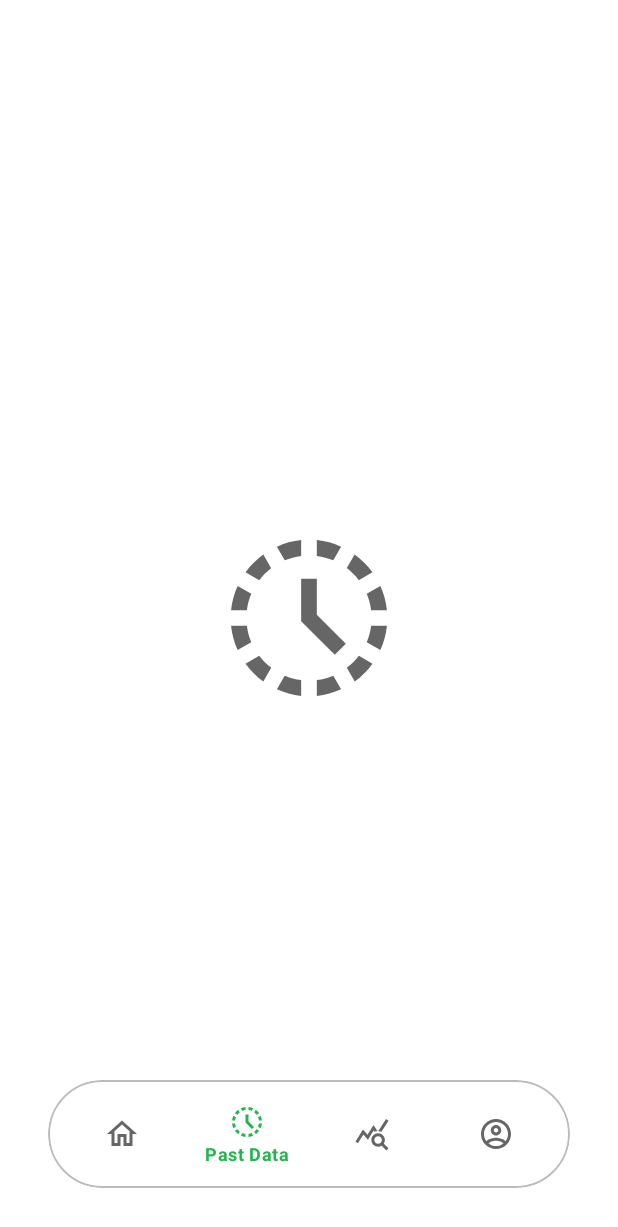
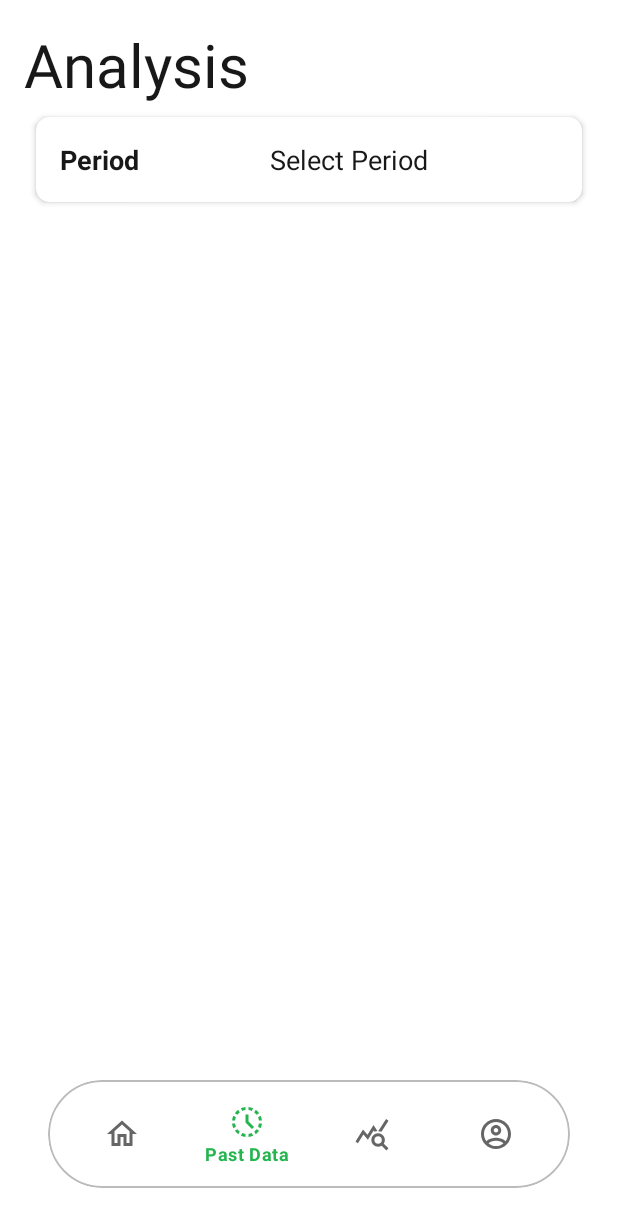
Before and after one commit to elliotAlex279/thon4, an Android app: the screen it shows after launch (MainActivity), item 2 of the bottom bar chosen, on a phone screen of 412 x 824 dp. Shown: the top 1227 px of the screen. Run offline under Robolectric (Android 15) with nearby library versions, the phone set to English and light mode, and no system bars; our stand-ins replace Picasso, Volley; libraries missing offline, so code that uses them is left out: lecho.lib.hellocharts; network calls fail; pictures from the network do not load.

Commit message:
New Update j

```diff
--- a/app/build.gradle
+++ b/app/build.gradle
@@ -32,6 +32,8 @@ android {
 
 }
 
+
+
 dependencies {
     implementation 'androidx.core:core-ktx:1.5.0'
     implementation 'androidx.appcompat:appcompat:1.3.0'
@@ -41,8 +43,8 @@ dependencies {
     implementation 'com.github.lecho:hellocharts-library:1.5.8@aar'
     implementation 'com.squareup.picasso:picasso:2.71828'
     implementation 'org.jetbrains.kotlinx:kotlinx-coroutines-core:1.5.0'
+    implementation files('libs/MPAndroidChart-v3.0.1.jar')
     //noinspection GradlePath
-    implementation files('libs/mysql-connector-java-8.0.25.jar')
     testImplementation 'junit:junit:4.13.2'
     androidTestImplementation 'androidx.test.ext:junit:1.1.2'
     androidTestImplementation 'androidx.test.espresso:espresso-core:3.3.0'
--- a/app/src/main/AndroidManifest.xml
+++ b/app/src/main/AndroidManifest.xml
@@ -23,6 +23,7 @@
                 <category android:name="android.intent.category.LAUNCHER" />
             </intent-filter>
         </activity>
+        <activity android:name=".GraphView"/>
     </application>
 
 </manifest>
--- a/app/src/main/java/local/host/thon/mysql_connector.kt
+++ b/app/src/main/java/local/host/thon/mysql_connector.kt
@@ -15,8 +15,9 @@ import java.util.*
 @SuppressLint("SimpleDateFormat")
 fun main(): Unit = runBlocking{
     val dateFormat: DateFormat = SimpleDateFormat("yyyy-MM-dd")
-    val dt = Date();
-    print(db.dailyGeneratetotal());
+    val dt = Date("2021/06/26");
+
+    print(dt.toLocaleString());
 //    launch {
 //    try {
 //        // The newInstance() call is a work around for some
--- a/app/src/main/res/layout/activity_main.xml
+++ b/app/src/main/res/layout/activity_main.xml
@@ -12,7 +12,6 @@
         android:layout_width="match_parent"
         android:layout_height="match_parent"
         tools:context="MainActivity"
-        android:padding="1dp"
         app:layout_constraintBottom_toTopOf="@id/navigation"
         android:id="@+id/main_container">
 
--- a/app/src/main/res/layout/estimate.xml
+++ b/app/src/main/res/layout/estimate.xml
@@ -68,7 +68,7 @@
                 android:layout_height="match_parent"/>
             <TextView
                 android:id="@+id/ans1"
-                android:textSize="22dp"
+                android:textSize="22sp"
                 android:gravity="center"
                 android:layout_marginVertical="8dp"
                 android:layout_width="match_parent"
@@ -83,7 +83,7 @@
                 android:layout_height="match_parent"/>
                 <TextView
                     android:id="@+id/ans2"
-                    android:textSize="22dp"
+                    android:textSize="22sp"
                     android:gravity="center"
                     android:layout_marginVertical="8dp"
                     android:layout_width="match_parent"
@@ -108,7 +108,7 @@
                 android:layout_height="match_parent"/>
         <TextView
             android:id="@+id/ans3"
-            android:textSize="22dp"
+            android:textSize="22sp"
             android:gravity="center"
             android:layout_marginVertical="8dp"
             android:layout_width="match_parent"
--- a/app/src/main/res/layout/home.xml
+++ b/app/src/main/res/layout/home.xml
@@ -3,7 +3,7 @@
     android:orientation="vertical"
     android:layout_width="match_parent"
     android:layout_height="wrap_content"
-    android:padding="15dp"
+    android:padding="16dp"
     xmlns:android="http://schemas.android.com/apk/res/android"
     xmlns:app="http://schemas.android.com/apk/res-auto"
     xmlns:tools="http://schemas.android.com/tools">
--- a/app/src/main/res/layout/summary.xml
+++ b/app/src/main/res/layout/summary.xml
@@ -1,13 +1,88 @@
 <?xml version="1.0" encoding="utf-8"?>
 <LinearLayout xmlns:android="http://schemas.android.com/apk/res/android"
+    xmlns:app="http://schemas.android.com/apk/res-auto"
     android:orientation="vertical"
-    android:gravity="center"
     android:layout_width="match_parent"
+    android:padding="16dp"
     android:layout_height="match_parent">
 
-    <ImageView
-        android:layout_width="125dp"
-        android:src="@drawable/ic_baseline_history_toggle_off_24"
-        android:layout_height="125dp"/>
-
+           <TextView
+               android:textSize="40sp"
+               android:textColor="@color/black2"
+               android:text="Analysis"
+               android:layout_width="wrap_content"
+               android:layout_height="wrap_content"/>
+    <com.google.android.material.card.MaterialCardView
+        app:cardElevation="2.5dp"
+        android:clickable="true"
+        android:id="@+id/pSelectBtn"
+        android:layout_margin="8dp"
+        android:layout_width="match_parent"
+        app:cardCornerRadius="9dp"
+        android:layout_height="wrap_content">
+        <LinearLayout
+            android:orientation="horizontal"
+            android:padding="16dp"
+            android:layout_width="match_parent"
+            android:layout_height="wrap_content">
+            <TextView
+                android:textColor="@color/black2"
+                android:textStyle="bold"
+                android:text="Period"
+                android:textSize="18sp"
+                android:layout_width="wrap_content"
+                android:layout_height="wrap_content"/>
+            <TextView
+                android:id="@+id/period_txt"
+                android:gravity="center"
+                android:textColor="@color/black2"
+                android:text="Select Period"
+                android:layout_width="match_parent"
+                android:layout_height="wrap_content"
+                android:textSize="18sp" />
+        </LinearLayout>
+    </com.google.android.material.card.MaterialCardView>
+           <com.google.android.material.card.MaterialCardView
+               android:id="@+id/custom_range_card"
+               android:layout_margin="8dp"
+               app:cardElevation="2.5dp"
+               android:visibility="gone"
+               android:layout_width="match_parent"
+               app:cardCornerRadius="9dp"
+               android:layout_height="wrap_content">
+               <LinearLayout
+                   android:orientation="vertical"
+                   android:padding="16dp"
+                   android:layout_width="match_parent"
+                   android:layout_height="wrap_content">
+               <TextView
+                   android:textColor="@color/black2"
+                   android:textStyle="bold"
+                   android:text="Custom Range"
+                   android:textSize="16sp"
+                   android:layout_width="wrap_content"
+                   android:layout_height="wrap_content"/>
+                   <TableLayout
+                       android:layout_width="match_parent"
+                       android:layout_height="wrap_content"
+                       android:stretchColumns="2">
+                       <TableRow>
+                           <com.google.android.material.button.MaterialButton
+                               android:layout_weight="1"
+                               android:id="@+id/strart_range"
+                               android:text="Starting Range"
+                               android:layout_marginEnd="5dp"
+                               style="@style/Widget.MaterialComponents.Button.OutlinedButton"
+                               />
+                           <com.google.android.material.button.MaterialButton
+                               android:layout_weight="1"
+                               android:id="@+id/end_range"
+                               android:text=" Ending Range "
+                               android:layout_marginStart="5dp"
+                               style="@style/Widget.MaterialComponents.Button.OutlinedButton"
+                               />
+                       </TableRow>
+                   </TableLayout>
+               </LinearLayout>
+           </com.google.android.material.card.MaterialCardView>
 </LinearLayout>
```
Also changed, not shown: app/src/main/java/local/host/thon/GraphView.kt (added, +11 -0 lines), app/src/main/java/local/host/thon/Summary.kt (+62 -0 lines), app/src/main/java/local/host/thon/db.java (+18 -3 lines), app/libs/MPAndroidChart-v3.0.1.jar (added), 1 other file.
